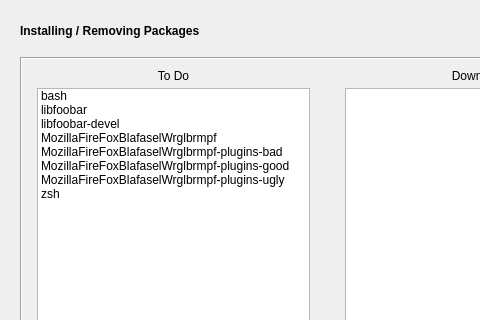
The window that src/pkg-commit-page.ui (shundhammer/yqpkg) describes before a commit, drawn with Qt 5; both pictures show x 0 to 480 and y 0 to 320 of the 963 by 769 pixel window.
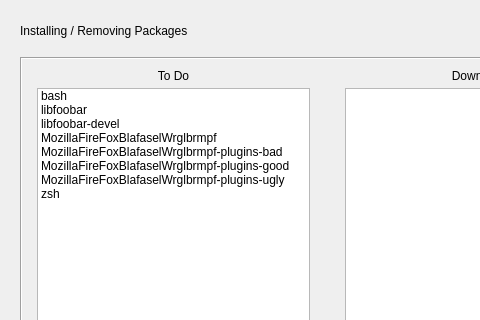
The same window after the commit. Custom widgets are drawn as their Qt base class.

Commit message: Use a dedicated heading font

Patch:
```diff
--- a/src/pkg-commit-page.ui
+++ b/src/pkg-commit-page.ui
@@ -38,7 +38,7 @@
      <item>
       <widget class="QLabel" name="headingLabel">
        <property name="text">
-        <string>&lt;html&gt;&lt;head/&gt;&lt;body&gt;&lt;p&gt;&lt;span style=&quot; font-weight:600;&quot;&gt;Installing / Removing Packages&lt;/span&gt;&lt;/p&gt;&lt;/body&gt;&lt;/html&gt;</string>
+        <string>Installing / Removing Packages</string>
        </property>
       </widget>
      </item>
```
The commit also changes 10 other files.
